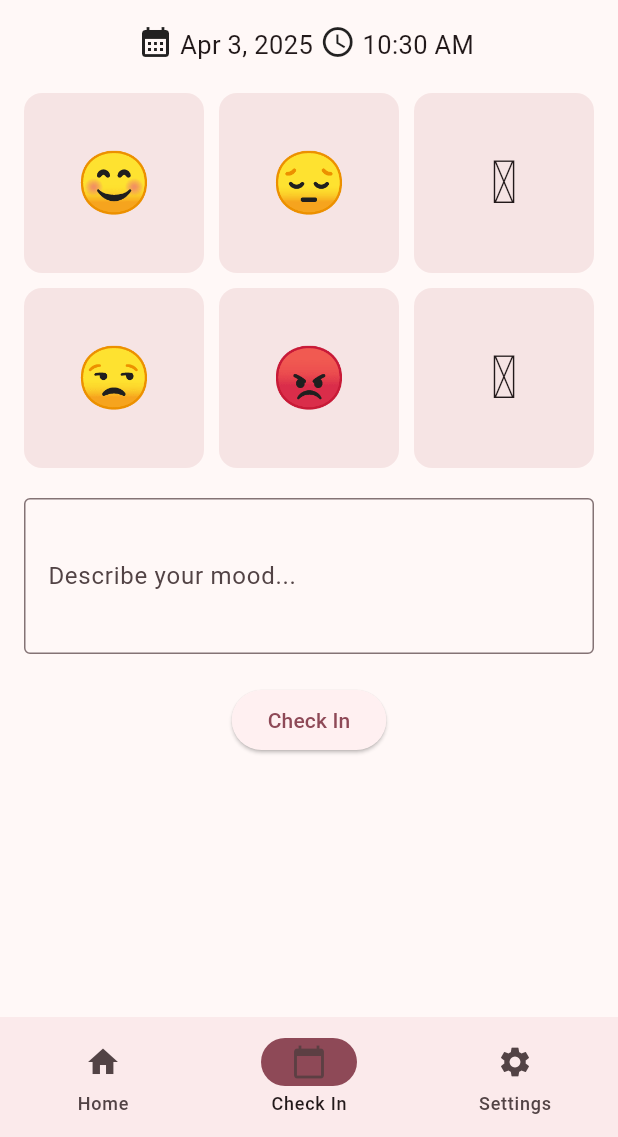
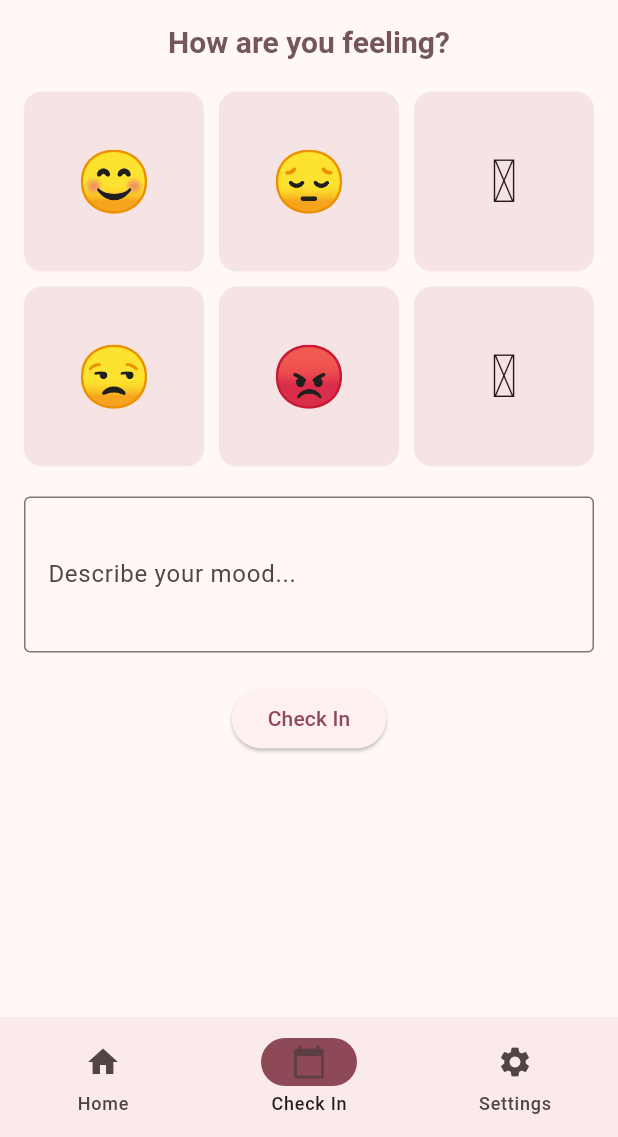
Before and after one commit to luna-mm/vibe_check, a Flutter app: the screen it shows after launch, item 2 of the bottom bar chosen, on a phone screen of 412 x 824 dp, the part 99-1236 px from its top. Run offline on Flutter 3.47's test engine with Material 3 defaults, Android fonts, the phone set to English and light mode, and no system bars; our stand-ins replace awesome_notifications, google_fonts, sqflite; missing offline and left inert: flutter_confetti; accounts and stored records are empty.

Commit message:
remove time and add subtitle for check in page

```diff
--- a/lib/main.dart
+++ b/lib/main.dart
@@ -330,19 +330,16 @@ class _CheckInPageState extends State<CheckInPage> {
                     ),
                   ),
                   SizedBox(height: 16),
-                  Text.rich(
-                    TextSpan(
-                      style: TextStyle(fontSize: 17),
-                      children: [
-                        WidgetSpan(child: Icon(Icons.calendar_month)),
-                        TextSpan(
-                          text: DateFormat(" MMM d, y ").format(timestamp),
-                        ),
-                        WidgetSpan(child: Icon(Icons.schedule)),
-                        TextSpan(
-                          text: DateFormat(" h:mm a ").format(timestamp),
-                        ),
-                      ],
+                  Text(
+                    "How are you feeling?",
+                    style: GoogleFonts.deliusSwashCaps(
+                      textStyle: Theme.of(
+                        context,
+                      ).textTheme.headlineLarge?.copyWith(
+                        fontWeight: FontWeight.bold,
+                        fontSize: 20,
+                        color: Theme.of(context).colorScheme.secondary,
+                      ),
                     ),
                   ),
                   SizedBox(height: 20),
```
